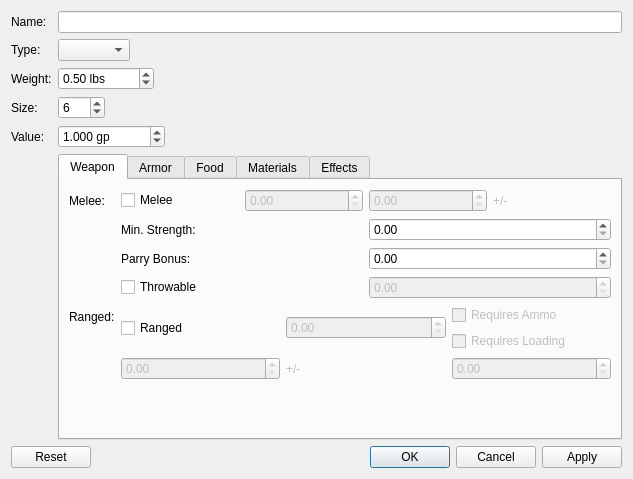
The window that ui/CreateItemPrototypeWidget.ui (jgardner1/JGRPGTools) describes before a commit, drawn with Qt 5.
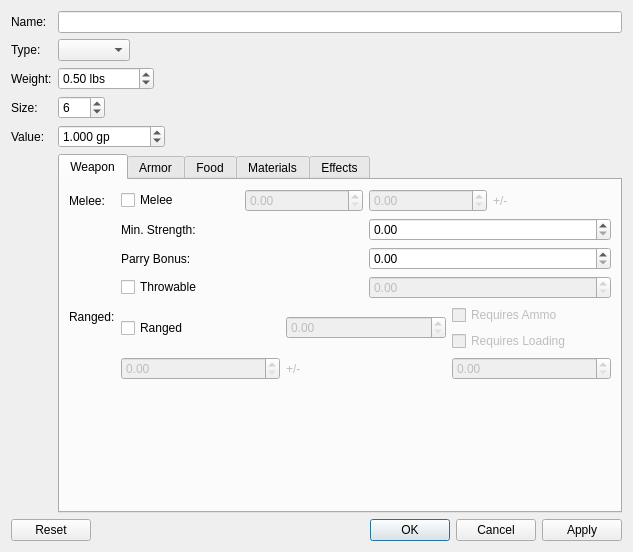
The same window after the commit. Custom widgets are drawn as their Qt base class.

Diff of the .ui file:
```diff
--- a/ui/CreateItemPrototypeWidget.ui
+++ b/ui/CreateItemPrototypeWidget.ui
@@ -7,7 +7,7 @@
     <x>0</x>
     <y>0</y>
     <width>633</width>
-    <height>479</height>
+    <height>552</height>
    </rect>
   </property>
   <property name="windowTitle">
```
